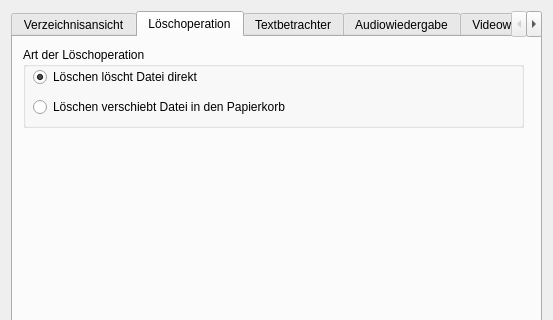
striezel/qt-commander, file settingsdialog.ui: the form before one commit; both pictures show x 0 to 553 and y 0 to 320 of the 553 by 531 pixel window.
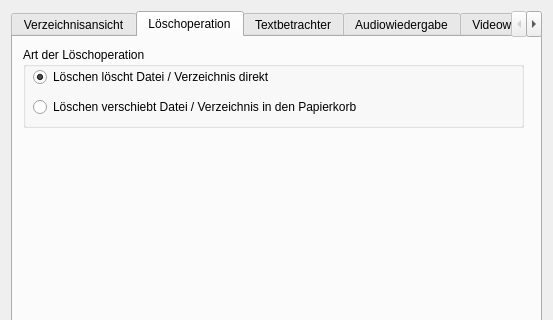
The form after the commit. The open tabs and pages were chosen to show the change. Icons and pictures are not drawn.

Commit message: minor text adjustment in settings dialog

Patch:
```diff
--- a/settingsdialog.ui
+++ b/settingsdialog.ui
@@ -388,7 +388,7 @@
          </size>
         </property>
         <property name="text">
-         <string>Löschen löscht Datei direkt</string>
+         <string>Löschen löscht Datei / Verzeichnis direkt</string>
         </property>
         <property name="checked">
          <bool>true</bool>
@@ -410,7 +410,7 @@
          </size>
         </property>
         <property name="text">
-         <string>Löschen verschiebt Datei in den Papierkorb</string>
+         <string>Löschen verschiebt Datei / Verzeichnis in den Papierkorb</string>
         </property>
        </widget>
       </widget>
```
